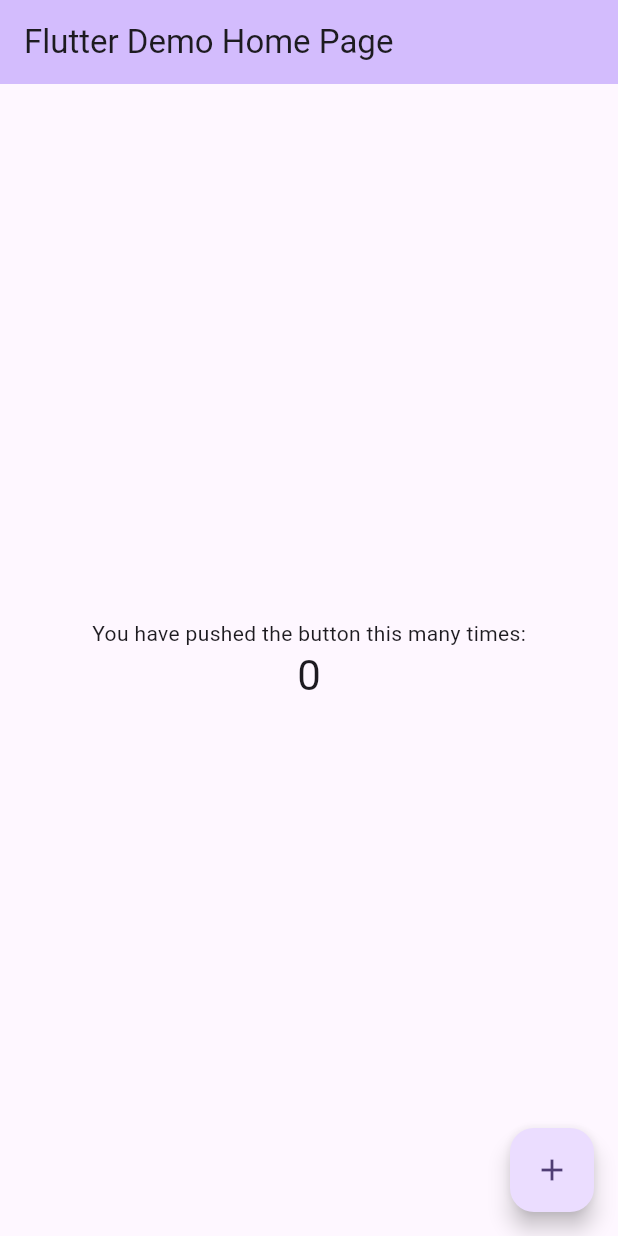
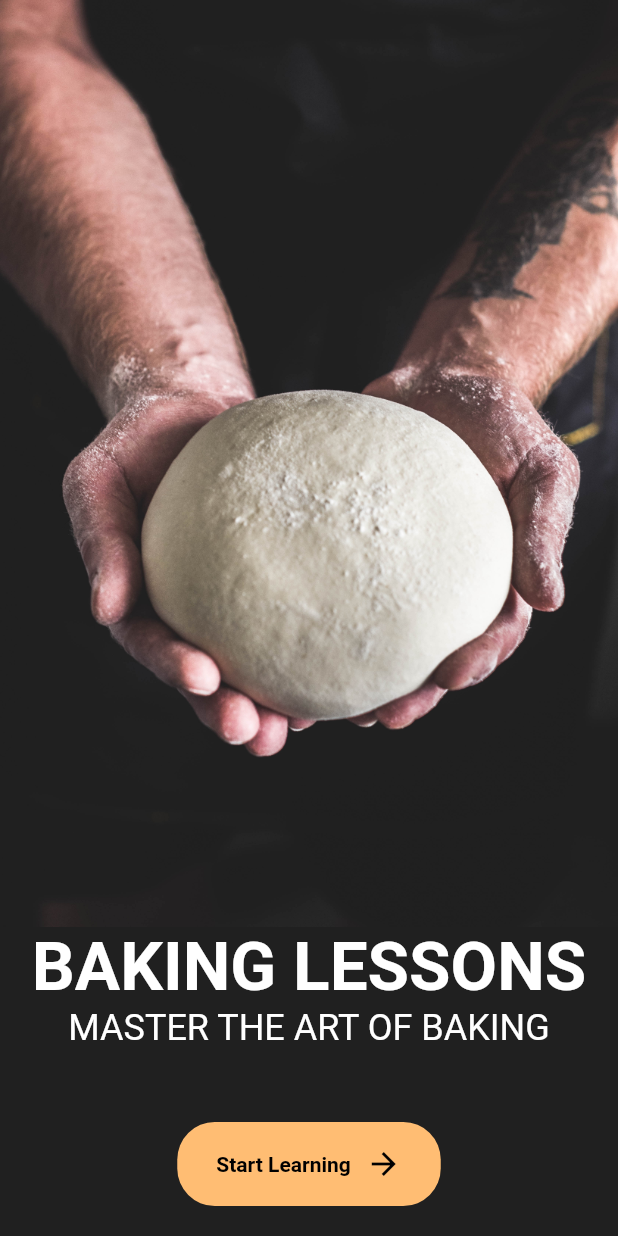
Before and after one commit to anpopo/flutter_ui_pr, a Flutter app: the screen it shows after launch, on a phone screen of 412 x 824 dp. Run offline on Flutter 3.47's test engine with Material 2 defaults, Android fonts, the phone set to English and light mode, and no system bars.

Commit message:
feat: welcome and login screen and component

```diff
--- a/analysis_options.yaml
+++ b/analysis_options.yaml
@@ -7,7 +7,8 @@
 
 # The following line activates a set of recommended lints for Flutter apps,
 # packages, and plugins designed to encourage good coding practices.
-include: package:flutter_lints/flutter.yaml
+#include: package:flutter_lints/flutter.yaml
+include: package:very_good_analysis/analysis_options.yaml
 
 linter:
   # The lint rules applied to this project can be customized in the
--- /dev/null
+++ b/lib/auth_template/auth_template_main.dart
@@ -0,0 +1,49 @@
+import 'package:flutter/material.dart';
+import 'package:flutter_ui_pr/auth_template/consts/colors.dart';
+import 'package:flutter_ui_pr/auth_template/screens/welcome_screen.dart';
+
+void main() {
+  runApp(const AuthTemplateApp());
+}
+
+class AuthTemplateApp extends StatelessWidget {
+  const AuthTemplateApp({super.key});
+
+  @override
+  Widget build(BuildContext context) {
+    return MaterialApp(
+      title: 'Title template',
+      theme: ThemeData(
+        brightness: Brightness.dark,
+        primaryColor: kPrimaryColor,
+        scaffoldBackgroundColor: kBackgroundColor,
+        textTheme: const TextTheme(
+          displaySmall: TextStyle(
+            color: Colors.white,
+            fontWeight: FontWeight.bold,
+          ),
+          headlineLarge: TextStyle(
+            color: Colors.white,
+            fontWeight: FontWeight.normal,
+          ),
+          headlineMedium: TextStyle(
+            color: Colors.white,
+            fontWeight: FontWeight.normal,
+          ),
+          headlineSmall: TextStyle(
+            color: Colors.white,
+            fontWeight: FontWeight.normal,
+          ),
+        ),
+        inputDecorationTheme: InputDecorationTheme(
+          enabledBorder: UnderlineInputBorder(
+            borderSide: BorderSide(
+              color: Colors.white.withOpacity(0.2),
+            ),
+          ),
+        ),
+      ),
+      home: WelcomeScreen(),
+    );
+  }
+}
--- /dev/null
+++ b/lib/auth_template/consts/colors.dart
@@ -0,0 +1,8 @@
+import 'package:flutter/material.dart';
+///
+///
+const kPrimaryColor = Color(0xFFFFBD73);
+
+///
+///
+const kBackgroundColor = Color(0xFF202020);
--- /dev/null
+++ b/lib/auth_template/screens/welcome_screen.dart
@@ -0,0 +1,92 @@
+import 'package:flutter/material.dart';
+import 'package:flutter_ui_pr/auth_template/consts/colors.dart';
+import 'package:flutter_ui_pr/auth_template/screens/sign_in_screen.dart';
+
+class WelcomeScreen extends StatelessWidget {
+  @override
+  Widget build(BuildContext context) {
+    return Scaffold(
+      body: Column(
+        children: [
+          Expanded(
+            flex: 3,
+            child: Container(
+              decoration: const BoxDecoration(
+                image: DecorationImage(
+                  image: AssetImage(
+                      'assets/images/auth_template/person_holding_dough.jpg'),
+                  fit: BoxFit.cover,
+                ),
+              ),
+            ),
+          ),
+          Expanded(
+            child: Column(
+              mainAxisAlignment: MainAxisAlignment.spaceBetween,
+              children: [
+                RichText(
+                  textAlign: TextAlign.center,
+                  text: TextSpan(
+                    children: [
+                      TextSpan(
+                        text: 'BAKING LESSONS\n',
+                        style:
+                            Theme.of(context).textTheme.displaySmall!.copyWith(
+                                  fontWeight: FontWeight.bold,
+                                ),
+                      ),
+                      TextSpan(
+                        text: 'MASTER THE ART OF BAKING',
+                        style: Theme.of(context).textTheme.headlineSmall,
+                      ),
+                    ],
+                  ),
+                ),
+                FittedBox(
+                  child: GestureDetector(
+                    onTap: () {
+                      Navigator.of(context).push(
+                        MaterialPageRoute<SignInScreen>(
+                          builder: (ctx) => const SignInScreen(),
+                        ),
+                      );
+                    },
+                    child: Container(
+                      margin: const EdgeInsets.only(bottom: 20),
+                      padding: const EdgeInsets.symmetric(
+                          horizontal: 26, vertical: 16),
+                      decoration: BoxDecoration(
+                        borderRadius: BorderRadius.circular(25),
+                        color: kPrimaryColor,
+                      ),
+                      child: Row(
+                        children: [
+                          Text(
+                            'Start Learning',
+                            style: Theme.of(context)
+                                .textTheme
+                                .bodyLarge!
+                                .copyWith(
+                                    color: Colors.black,
+                                    fontWeight: FontWeight.bold),
+                          ),
+                          const SizedBox(
+                            width: 10,
+                          ),
+                          const Icon(
+                            Icons.arrow_forward,
+                            color: Colors.black,
+                          ),
+                        ],
+                      ),
+                    ),
+                  ),
+                )
+              ],
+            ),
+          ),
+        ],
+      ),
+    );
+  }
+}
--- a/lib/main.dart
+++ b/lib/main.dart
@@ -1,125 +1 @@
-import 'package:flutter/material.dart';
-
-void main() {
-  runApp(const MyApp());
-}
-
-class MyApp extends StatelessWidget {
-  const MyApp({super.key});
-
-  // This widget is the root of your application.
-  @override
-  Widget build(BuildContext context) {
-    return MaterialApp(
-      title: 'Flutter Demo',
-      theme: ThemeData(
-        // This is the theme of your application.
-        //
-        // TRY THIS: Try running your application with "flutter run". You'll see
-        // the application has a blue toolbar. Then, without quitting the app,
-        // try changing the seedColor in the colorScheme below to Colors.green
-        // and then invoke "hot reload" (save your changes or press the "hot
-        // reload" button in a Flutter-supported IDE, or press "r" if you used
-        // the command line to start the app).
-        //
-        // Notice that the counter didn't reset back to zero; the application
-        // state is not lost during the reload. To reset the state, use hot
-        // restart instead.
-        //
-        // This works for code too, not just values: Most code changes can be
-        // tested with just a hot reload.
-        colorScheme: ColorScheme.fromSeed(seedColor: Colors.deepPurple),
-        useMaterial3: true,
-      ),
-      home: const MyHomePage(title: 'Flutter Demo Home Page'),
-    );
-  }
-}
-
-class MyHomePage extends StatefulWidget {
-  const MyHomePage({super.key, required this.title});
-
-  // This widget is the home page of your application. It is stateful, meaning
-  // that it has a State object (defined below) that contains fields that affect
-  // how it looks.
-
-  // This class is the configuration for the state. It holds the values (in this
-  // case the title) provided by the parent (in this case the App widget) and
-  // used by the build method of the State. Fields in a Widget subclass are
-  // always marked "final".
-
-  final String title;
-
-  @override
-  State<MyHomePage> createState() => _MyHomePageState();
-}
-
-class _MyHomePageState extends State<MyHomePage> {
-  int _counter = 0;
-
-  void _incrementCounter() {
-    setState(() {
-      // This call to setState tells the Flutter framework that something has
-      // changed in this State, which causes it to rerun the build method below
-      // so that the display can reflect the updated values. If we changed
-      // _counter without calling setState(), then the build method would not be
-      // called again, and so nothing would appear to happen.
-      _counter++;
-    });
-  }
-
-  @override
-  Widget build(BuildContext context) {
-    // This method is rerun every time setState is called, for instance as done
-    // by the _incrementCounter method above.
-    //
-    // The Flutter framework has been optimized to make rerunning build methods
-    // fast, so that you can just rebuild anything that needs updating rather
-    // than having to individually change instances of widgets.
-    return Scaffold(
-      appBar: AppBar(
-        // TRY THIS: Try changing the color here to a specific color (to
-        // Colors.amber, perhaps?) and trigger a hot reload to see the AppBar
-        // change color while the other colors stay the same.
-        backgroundColor: Theme.of(context).colorScheme.inversePrimary,
-        // Here we take the value from the MyHomePage object that was created by
-        // the App.build method, and use it to set our appbar title.
-        title: Text(widget.title),
-      ),
-      body: Center(
-        // Center is a layout widget. It takes a single child and positions it
-        // in the middle of the parent.
-        child: Column(
-          // Column is also a layout widget. It takes a list of children and
-          // arranges them vertically. By default, it sizes itself to fit its
-          // children horizontally, and tries to be as tall as its parent.
-          //
-          // Column has various properties to control how it sizes itself and
-          // how it positions its children. Here we use mainAxisAlignment to
-          // center the children vertically; the main axis here is the vertical
-          // axis because Columns are vertical (the cross axis would be
-          // horizontal).
-          //
-          // TRY THIS: Invoke "debug painting" (choose the "Toggle Debug Paint"
-          // action in the IDE, or press "p" in the console), to see the
-          // wireframe for each widget.
-          mainAxisAlignment: MainAxisAlignment.center,
-          children: <Widget>[
-            const Text(
-              'You have pushed the button this many times:',
-            ),
-            Text(
-              '$_counter',
-              style: Theme.of(context).textTheme.headlineMedium,
-            ),
-          ],
-        ),
-      ),
-      floatingActionButton: FloatingActionButton(
-        onPressed: _incrementCounter,
-        tooltip: 'Increment',
-        child: const Icon(Icons.add),
-      ), // This trailing comma makes auto-formatting nicer for build methods.
-    );
-  }
-}
+void main() {}
```
Also changed, not shown: lib/auth_template/components/custom_button.dart (added, +31 -0 lines), lib/auth_template/components/custom_text_field.dart (added, +38 -0 lines), lib/auth_template/screens/sign_in_screen.dart (added, +85 -0 lines), pubspec.yaml (+5 -2 lines), assets/images/auth_template/person_holding_dough.jpg (added), 1 other file.
